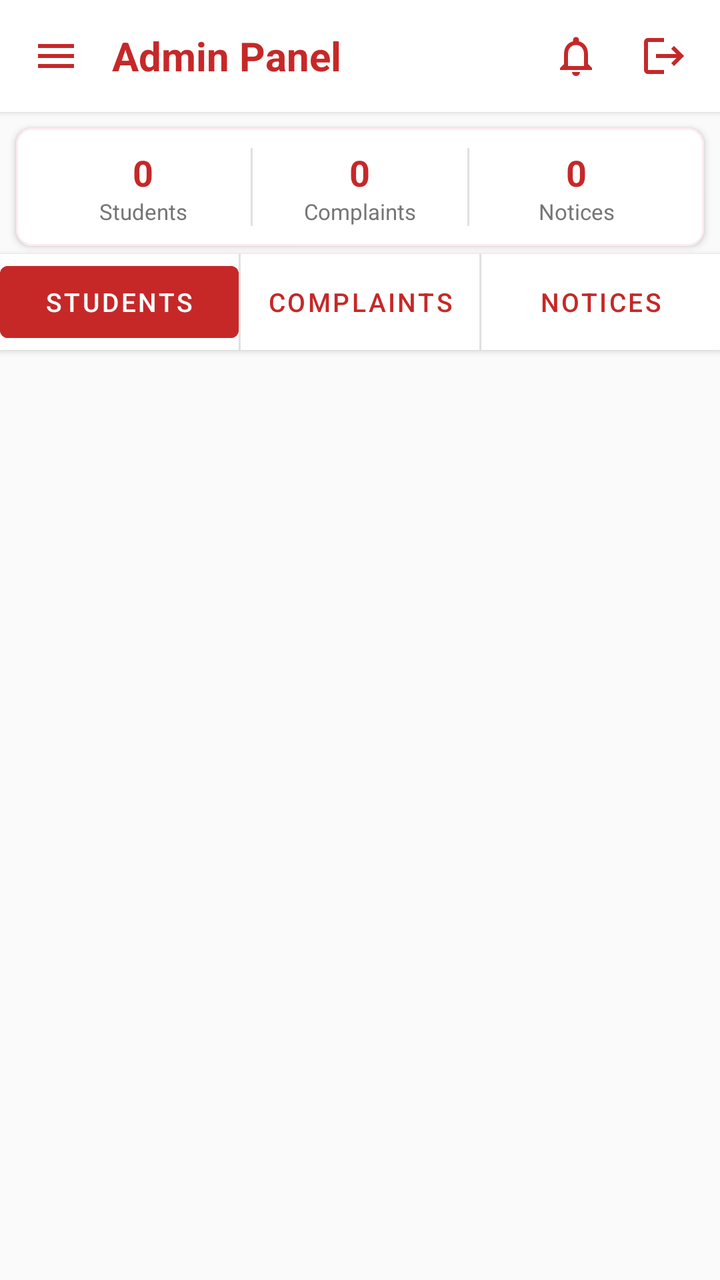
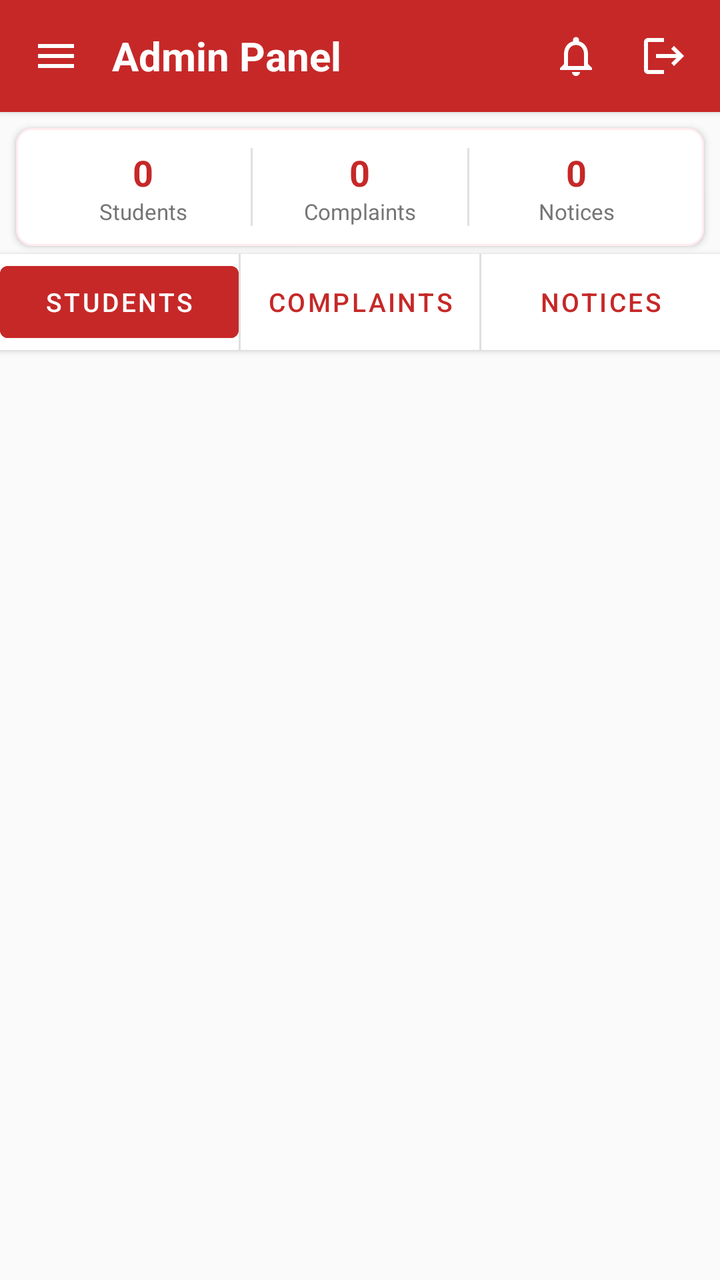

An Android layout rendered at two revisions. The XML below is the earlier revision; the diff shows what the commit changed to produce the second picture.
<!-- AndroidManifest.xml: application theme Theme.SmartHall -->
<!-- res/layout/activity_admin_dashboard.xml -->
<?xml version="1.0" encoding="utf-8"?>
<androidx.drawerlayout.widget.DrawerLayout
    xmlns:android="http://schemas.android.com/apk/res/android"
    xmlns:app="http://schemas.android.com/apk/res-auto"
    android:id="@+id/drawerLayout"
    android:layout_width="match_parent"
    android:layout_height="match_parent"
    android:background="@color/colorBackground">

    <LinearLayout
        android:layout_width="match_parent"
        android:layout_height="match_parent"
        android:orientation="vertical">

        <LinearLayout
            android:layout_width="match_parent"
            android:layout_height="56dp"
            android:background="#FFFFFF"
            android:elevation="2dp"
            android:orientation="horizontal"
            android:gravity="center_vertical"
            android:paddingStart="8dp"
            android:paddingEnd="8dp">

            <ImageButton
                android:id="@+id/btnAdminMenuToggle"
                android:layout_width="40dp"
                android:layout_height="40dp"
                android:background="?attr/selectableItemBackgroundBorderless"
                android:src="@drawable/ic_menu_hamburger"
                android:contentDescription="Menu"
                android:padding="8dp"
                app:tint="?attr/colorPrimary" />

            <TextView
                android:layout_width="0dp"
                android:layout_height="wrap_content"
                android:layout_weight="1"
                android:layout_marginStart="8dp"
                android:text="Admin Panel"
                android:textColor="?attr/colorPrimary"
                android:textSize="20sp"
                android:textStyle="bold" />

            <ImageButton
                android:id="@+id/btnTopBroadcastNotice"
                android:layout_width="40dp"
                android:layout_height="40dp"
                android:background="?attr/selectableItemBackgroundBorderless"
                android:src="@drawable/ic_notifications"
                android:contentDescription="Broadcast Notice"
                android:padding="8dp"
                app:tint="?attr/colorPrimary" />

            <ImageButton
                android:id="@+id/btnAdminTopLogout"
                android:layout_width="40dp"
                android:layout_height="40dp"
                android:layout_marginStart="4dp"
                android:background="?attr/selectableItemBackgroundBorderless"
                android:src="@drawable/ic_logout"
                android:contentDescription="Logout"
                android:padding="8dp"
                app:tint="?attr/colorPrimary" />

        </LinearLayout>

        <com.google.android.material.card.MaterialCardView
            android:layout_width="match_parent"
            android:layout_height="wrap_content"
            android:layout_marginStart="8dp"
            android:layout_marginEnd="8dp"
            android:layout_marginTop="8dp"
            android:layout_marginBottom="4dp"
            app:cardCornerRadius="8dp"
            app:cardElevation="2dp"
            app:strokeWidth="1dp"
            app:strokeColor="?attr/colorPrimaryContainer"
            app:cardBackgroundColor="#FFFFFF">

            <LinearLayout
                android:layout_width="match_parent"
                android:layout_height="wrap_content"
                android:orientation="horizontal"
                android:padding="10dp"
                android:baselineAligned="false">

                <LinearLayout
                    android:layout_width="0dp"
                    android:layout_height="wrap_content"
                    android:layout_weight="1"
                    android:orientation="vertical"
                    android:gravity="center">

                    <TextView
                        android:id="@+id/tvStatTotalStudents"
                        android:layout_width="wrap_content"
                        android:layout_height="wrap_content"
                        android:text="0"
                        android:textSize="18sp"
                        android:textStyle="bold"
                        android:textColor="?attr/colorPrimary" />

                    <TextView
                        android:layout_width="wrap_content"
                        android:layout_height="wrap_content"
                        android:text="Students"
                        android:textSize="11sp"
                        android:textColor="#757575" />

                </LinearLayout>

                <View
                    android:layout_width="1dp"
                    android:layout_height="match_parent"
                    android:background="@color/dividerColor" />

                <LinearLayout
                    android:layout_width="0dp"
                    android:layout_height="wrap_content"
                    android:layout_weight="1"
                    android:orientation="vertical"
                    android:gravity="center">

                    <TextView
                        android:id="@+id/tvStatComplaints"
                        android:layout_width="wrap_content"
                        android:layout_height="wrap_content"
                        android:text="0"
                        android:textSize="18sp"
                        android:textStyle="bold"
                        android:textColor="?attr/colorPrimary" />

                    <TextView
                        android:layout_width="wrap_content"
                        android:layout_height="wrap_content"
                        android:text="Complaints"
                        android:textSize="11sp"
                        android:textColor="#757575" />

                </LinearLayout>

                <View
                    android:layout_width="1dp"
                    android:layout_height="match_parent"
                    android:background="@color/dividerColor" />

                <LinearLayout
                    android:layout_width="0dp"
                    android:layout_height="wrap_content"
                    android:layout_weight="1"
                    android:orientation="vertical"
                    android:gravity="center">

                    <TextView
                        android:id="@+id/tvStatNotices"
                        android:layout_width="wrap_content"
                        android:layout_height="wrap_content"
                        android:text="0"
                        android:textSize="18sp"
                        android:textStyle="bold"
                        android:textColor="?attr/colorPrimary" />

                    <TextView
                        android:layout_width="wrap_content"
                        android:layout_height="wrap_content"
                        android:text="Notices"
                        android:textSize="11sp"
                        android:textColor="#757575" />

                </LinearLayout>

            </LinearLayout>

        </com.google.android.material.card.MaterialCardView>

        <LinearLayout
            android:layout_width="match_parent"
            android:layout_height="wrap_content"
            android:background="@color/white"
            android:elevation="2dp"
            android:orientation="horizontal">

            <Button
                android:id="@+id/btnTabStudents"
                android:layout_width="0dp"
                android:layout_height="48dp"
                android:layout_weight="1"
                android:text="@string/tab_students"
                android:textSize="13sp"
                android:backgroundTint="?attr/colorPrimary"
                android:textColor="@color/white"
                style="?attr/borderlessButtonStyle" />

            <View
                android:layout_width="1dp"
                android:layout_height="match_parent"
                android:background="@color/dividerColor" />

            <Button
                android:id="@+id/btnTabComplaints"
                android:layout_width="0dp"
                android:layout_height="48dp"
                android:layout_weight="1"
                android:text="@string/tab_complaints"
                android:textSize="13sp"
                android:backgroundTint="@color/white"
                android:textColor="?attr/colorPrimary"
                style="?attr/borderlessButtonStyle" />

            <View
                android:layout_width="1dp"
                android:layout_height="match_parent"
                android:background="@color/dividerColor" />

            <Button
                android:id="@+id/btnTabNotices"
                android:layout_width="0dp"
                android:layout_height="48dp"
                android:layout_weight="1"
                android:text="@string/tab_notices"
                android:textSize="13sp"
                android:backgroundTint="@color/white"
                android:textColor="?attr/colorPrimary"
                style="?attr/borderlessButtonStyle" />

        </LinearLayout>

        <FrameLayout
            android:layout_width="match_parent"
            android:layout_height="match_parent">

            <LinearLayout
                android:id="@+id/panelStudents"
                android:layout_width="match_parent"
                android:layout_height="match_parent"
                android:orientation="vertical"
                android:padding="8dp">

                <TextView
                    android:id="@+id/tvEmptyStudents"
                    android:layout_width="match_parent"
                    android:layout_height="wrap_content"
                    android:text="@string/empty_students"
                    android:textSize="14sp"
                    android:textColor="@color/textSecondary"
                    android:gravity="center"
                    android:padding="24dp"
                    android:visibility="gone" />

                <androidx.recyclerview.widget.RecyclerView
                    android:id="@+id/rvStudents"
                    android:layout_width="match_parent"
                    android:layout_height="match_parent"
                    android:clipToPadding="false"
                    android:padding="4dp" />

            </LinearLayout>

            <LinearLayout
                android:id="@+id/panelComplaints"
                android:layout_width="match_parent"
                android:layout_height="match_parent"
                android:orientation="vertical"
                android:padding="8dp"
                android:visibility="gone">

                <TextView
                    android:id="@+id/tvEmptyComplaints"
                    android:layout_width="match_parent"
                    android:layout_height="wrap_content"
                    android:text="@string/empty_complaints"
                    android:textSize="14sp"
                    android:textColor="@color/textSecondary"
                    android:gravity="center"
                    android:padding="24dp"
                    android:visibility="gone" />

                <androidx.recyclerview.widget.RecyclerView
                    android:id="@+id/rvComplaints"
                    android:layout_width="match_parent"
                    android:layout_height="match_parent"
                    android:clipToPadding="false"
                    android:padding="4dp" />

            </LinearLayout>

            <LinearLayout
                android:id="@+id/panelNotices"
                android:layout_width="match_parent"
                android:layout_height="match_parent"
                android:orientation="vertical"
                android:padding="8dp"
                android:visibility="gone">

                <com.google.android.material.card.MaterialCardView
                    android:layout_width="match_parent"
                    android:layout_height="wrap_content"
                    android:layout_marginBottom="12dp"
                    app:cardCornerRadius="8dp"
                    app:cardElevation="2dp"
                    app:strokeColor="?attr/colorPrimary"
                    app:strokeWidth="1dp">

                    <LinearLayout
                        android:layout_width="match_parent"
                        android:layout_height="wrap_content"
                        android:orientation="vertical"
                        android:padding="12dp">

                        <TextView
                            android:layout_width="wrap_content"
                            android:layout_height="wrap_content"
                            android:text="Broadcast Emergency Notice / Alert"
                            android:textSize="14sp"
                            android:textStyle="bold"
                            android:textColor="?attr/colorPrimary"
                            android:layout_marginBottom="8dp" />

                        <com.google.android.material.textfield.TextInputLayout
                            android:layout_width="match_parent"
                            android:layout_height="wrap_content"
                            android:hint="Notice Title"
                            style="@style/Widget.MaterialComponents.TextInputLayout.OutlinedBox"
                            android:layout_marginBottom="8dp">

                            <com.google.android.material.textfield.TextInputEditText
                                android:id="@+id/etNoticeTitle"
                                android:layout_width="match_parent"
                                android:layout_height="wrap_content"
                                android:inputType="text" />

                        </com.google.android.material.textfield.TextInputLayout>

                        <com.google.android.material.textfield.TextInputLayout
                            android:layout_width="match_parent"
                            android:layout_height="wrap_content"
                            android:hint="Notice Content"
                            style="@style/Widget.MaterialComponents.TextInputLayout.OutlinedBox"
                            android:layout_marginBottom="8dp">

                            <com.google.android.material.textfield.TextInputEditText
                                android:id="@+id/etNoticeMessage"
                                android:layout_width="match_parent"
                                android:layout_height="wrap_content"
                                android:inputType="textMultiLine"
                                android:minLines="2" />

                        </com.google.android.material.textfield.TextInputLayout>

                        <com.google.android.material.button.MaterialButton
                            android:id="@+id/btnBroadcastNotice"
                            android:layout_width="match_parent"
                            android:layout_height="44dp"
                            android:text="Broadcast Alert"
                            android:textSize="13sp"
                            android:textStyle="bold"
                            android:backgroundTint="?attr/colorPrimary"
                            android:textColor="@color/white" />

                    </LinearLayout>
                </com.google.android.material.card.MaterialCardView>

                <Button
                    android:id="@+id/btnAddNotice"
                    android:layout_width="match_parent"
                    android:layout_height="40dp"
                    android:text="@string/btn_add_notice"
                    android:backgroundTint="?attr/colorPrimary"
                    android:layout_marginBottom="8dp" />

                <TextView
                    android:id="@+id/tvEmptyNotices"
                    android:layout_width="match_parent"
                    android:layout_height="wrap_content"
                    android:text="@string/empty_notices"
                    android:textSize="14sp"
                    android:textColor="@color/textSecondary"
                    android:gravity="center"
                    android:padding="24dp"
                    android:visibility="gone" />

                <androidx.recyclerview.widget.RecyclerView
                    android:id="@+id/rvNotices"
                    android:layout_width="match_parent"
                    android:layout_height="0dp"
                    android:layout_weight="1"
                    android:clipToPadding="false"
                    android:padding="4dp" />

            </LinearLayout>

        </FrameLayout>

    </LinearLayout>

    <LinearLayout
        android:layout_width="280dp"
        android:layout_height="match_parent"
        android:layout_gravity="start"
        android:background="#FFFFFF"
        android:orientation="vertical">

        <LinearLayout
            android:layout_width="match_parent"
            android:layout_height="wrap_content"
            android:background="?attr/colorPrimary"
            android:orientation="vertical"
            android:padding="20dp">

            <TextView
                android:layout_width="wrap_content"
                android:layout_height="wrap_content"
                android:text="@string/hall_name"
                android:textColor="#FFFFFF"
                android:textSize="17sp"
                android:textStyle="bold" />

            <TextView
                android:layout_width="wrap_content"
                android:layout_height="wrap_content"
                android:layout_marginTop="8dp"
                android:text="Administrator Panel"
                android:textColor="#FFFFFF"
                android:textSize="15sp"
                android:textStyle="bold" />

            <TextView
                android:layout_width="wrap_content"
                android:layout_height="wrap_content"
                android:layout_marginTop="2dp"
                android:text="Hall Administration Account"
                android:textColor="?attr/colorPrimaryContainer"
                android:textSize="13sp" />

        </LinearLayout>

        <ScrollView
            android:layout_width="match_parent"
            android:layout_height="match_parent"
            android:fillViewport="true">

            <LinearLayout
                android:layout_width="match_parent"
                android:layout_height="wrap_content"
                android:orientation="vertical"
                android:padding="8dp">

                <com.google.android.material.button.MaterialButton
                    android:id="@+id/btnNavStudents"
                    style="@style/Widget.MaterialComponents.Button.TextButton"
                    android:layout_width="match_parent"
                    android:layout_height="wrap_content"
                    android:text="Student Roll List"
                    android:textAlignment="textStart"
                    android:textColor="#212121"
                    android:textSize="14sp"
                    android:padding="12dp"
                    app:icon="@drawable/ic_chevron_right"
                    app:iconGravity="textEnd"
                    app:iconTint="?attr/colorPrimary" />

                <com.google.android.material.button.MaterialButton
                    android:id="@+id/btnNavRoomAllocation"
                    style="@style/Widget.MaterialComponents.Button.TextButton"
                    android:layout_width="match_parent"
                    android:layout_height="wrap_content"
                    android:text="Room Allocation Management"
                    android:textAlignment="textStart"
                    android:textColor="#212121"
                    android:textSize="14sp"
                    android:padding="12dp"
                    app:icon="@drawable/ic_chevron_right"
                    app:iconGravity="textEnd"
                    app:iconTint="?attr/colorPrimary" />

                <com.google.android.material.button.MaterialButton
                    android:id="@+id/btnHallClosureManagement"
                    style="@style/Widget.MaterialComponents.Button.TextButton"
                    android:layout_width="match_parent"
                    android:layout_height="wrap_content"
                    android:text="Hall &amp; Meal Closure Management"
                    android:textAlignment="textStart"
                    android:textColor="#212121"
                    android:textSize="14sp"
                    android:padding="12dp"
                    app:icon="@drawable/ic_chevron_right"
                    app:iconGravity="textEnd"
                    app:iconTint="?attr/colorPrimary" />

                <com.google.android.material.button.MaterialButton
                    android:id="@+id/btnNavBroadcastNotice"
                    style="@style/Widget.MaterialComponents.Button.TextButton"
                    android:layout_width="match_parent"
                    android:layout_height="wrap_content"
                    android:text="Broadcast Emergency Notice"
                    android:textAlignment="textStart"
                    android:textColor="#212121"
                    android:textSize="14sp"
                    android:padding="12dp"
                    app:icon="@drawable/ic_chevron_right"
                    app:iconGravity="textEnd"
                    app:iconTint="?attr/colorPrimary" />

                <com.google.android.material.button.MaterialButton
                    android:id="@+id/btnNavComplaints"
                    style="@style/Widget.MaterialComponents.Button.TextButton"
                    android:layout_width="match_parent"
                    android:layout_height="wrap_content"
                    android:text="Complaints Management"
                    android:textAlignment="textStart"
                    android:textColor="#212121"
                    android:textSize="14sp"
                    android:padding="12dp"
                    app:icon="@drawable/ic_chevron_right"
                    app:iconGravity="textEnd"
                    app:iconTint="?attr/colorPrimary" />

                <com.google.android.material.button.MaterialButton
                    android:id="@+id/btnNavStudentMessages"
                    style="@style/Widget.MaterialComponents.Button.TextButton"
                    android:layout_width="match_parent"
                    android:layout_height="wrap_content"
                    android:text="Student Messages"
                    android:textAlignment="textStart"
                    android:textColor="#212121"
                    android:textSize="14sp"
                    android:padding="12dp"
                    app:icon="@drawable/ic_chevron_right"
                    app:iconGravity="textEnd"
                    app:iconTint="?attr/colorPrimary" />

                <com.google.android.material.button.MaterialButton
                    android:id="@+id/btnNavAppTheme"
                    style="@style/Widget.MaterialComponents.Button.TextButton"
                    android:layout_width="match_parent"
                    android:layout_height="wrap_content"
                    android:text="Themes"
                    android:textAlignment="textStart"
                    android:textColor="#212121"
                    android:textSize="14sp"
                    android:padding="12dp"
                    app:icon="@drawable/ic_chevron_right"
                    app:iconGravity="textEnd"
                    app:iconTint="?attr/colorPrimary" />

                <View
                    android:layout_width="match_parent"
                    android:layout_height="1dp"
                    android:background="@color/dividerColor"
                    android:layout_marginTop="8dp"
                    android:layout_marginBottom="8dp" />

                <com.google.android.material.button.MaterialButton
                    android:id="@+id/btnNavAdminLogout"
                    style="@style/Widget.MaterialComponents.Button.TextButton"
                    android:layout_width="match_parent"
                    android:layout_height="wrap_content"
                    android:text="Logout"
                    android:textAlignment="textStart"
                    android:textColor="?attr/colorPrimary"
                    android:textStyle="bold"
                    android:textSize="14sp"
                    android:padding="12dp"
                    app:icon="@drawable/ic_logout"
                    app:iconGravity="textStart"
                    app:iconTint="?attr/colorPrimary" />

            </LinearLayout>
        </ScrollView>

    </LinearLayout>

</androidx.drawerlayout.widget.DrawerLayout>
<!-- resources referenced by this layout -->
<resources>
  <color name="colorBackground">#FAFAFA</color>
  <color name="dividerColor">#E0E0E0</color>
  <color name="textSecondary">#757575</color>
  <color name="white">#FFFFFFFF</color>
  <!-- drawable ic_chevron_right (drawable) -->
  <vector xmlns:android="http://schemas.android.com/apk/res/android"
      android:width="24dp"
      android:height="24dp"
      android:viewportWidth="24"
      android:viewportHeight="24">
      <path
          android:fillColor="?attr/colorPrimary"
          android:pathData="M10,6L8.59,7.41 13.17,12l-4.58,4.59L10,18l6,-6z" />
  </vector>
  <!-- drawable ic_logout (drawable) -->
  <?xml version="1.0" encoding="utf-8"?>
  <vector xmlns:android="http://schemas.android.com/apk/res/android"
      android:width="24dp"
      android:height="24dp"
      android:viewportWidth="24"
      android:viewportHeight="24">
      <path
          android:fillColor="?attr/colorPrimary"
          android:pathData="M17,7l-1.41,1.41L18.17,11H8v2h10.17l-2.58,2.58L17,17l5,-5zM4,5h8V3H4C2.9,3 2,3.9 2,5v14c0,1.1 0.9,2 2,2h8v-2H4V5z" />
  </vector>
  <!-- drawable ic_menu_hamburger (drawable) -->
  <?xml version="1.0" encoding="utf-8"?>
  <vector xmlns:android="http://schemas.android.com/apk/res/android"
      android:width="24dp"
      android:height="24dp"
      android:viewportWidth="24"
      android:viewportHeight="24">
      <path
          android:fillColor="?attr/colorPrimary"
          android:pathData="M3,6h18v2H3V6z M3,11h18v2H3V11z M3,16h18v2H3V16z" />
  </vector>
  <!-- drawable ic_notifications (drawable) -->
  <?xml version="1.0" encoding="utf-8"?>
  <vector xmlns:android="http://schemas.android.com/apk/res/android"
      android:width="24dp"
      android:height="24dp"
      android:viewportWidth="24"
      android:viewportHeight="24">
      <path
          android:fillColor="#FFFFFFFF"
          android:pathData="M12,22c1.1,0 2,-0.9 2,-2h-4c0,1.1 0.9,2 2,2zm6,-6v-5c0,-3.07 -1.63,-5.64 -4.5,-6.32V4c0,-0.83 -0.67,-1.5 -1.5,-1.5s-1.5,0.67 -1.5,1.5v0.68C7.64,5.36 6,7.92 6,11v5l-2,2v1h16v-1l-2,-2zm-2,1H8v-6c0,-2.48 1.51,-4.5 4,-4.5s4,2.02 4,4.5v6z" />
  </vector>
  <string name="btn_add_notice">+ Add Notice</string>
  <string name="empty_complaints">No complaints found.</string>
  <string name="empty_notices">No notices posted yet.</string>
  <string name="empty_students">No students found.</string>
  <string name="hall_name">Amar Ekushey Hall</string>
  <string name="tab_complaints">Complaints</string>
  <string name="tab_notices">Notices</string>
  <string name="tab_students">Students</string>
  <style name="Theme.SmartHall" parent="Theme.SmartHall.Crimson" />
  <style name="Theme.SmartHall.Crimson" parent="Theme.MaterialComponents.Light.NoActionBar">
          <item name="colorPrimary">@color/theme_crimson_primary</item>
          <item name="colorPrimaryVariant">#B71C1C</item>
          <item name="colorOnPrimary">@color/theme_crimson_on_primary</item>
          <item name="colorPrimaryContainer">@color/theme_crimson_primary_container</item>
          <item name="android:colorBackground">@color/theme_crimson_background</item>
          <item name="colorSurface">@color/theme_crimson_surface</item>
          <item name="colorOnSurface">@color/theme_crimson_on_surface</item>
          <item name="colorSecondary">@color/theme_crimson_secondary</item>
          <item name="colorSecondaryVariant">#263238</item>
          <item name="colorOnSecondary">#FFFFFF</item>
          <item name="colorAccent">@color/theme_crimson_primary</item>
          <item name="android:statusBarColor" tools:targetApi="l">#B71C1C</item>
          <item name="android:windowLightStatusBar" tools:targetApi="m">false</item>
      </style>
  <color name="theme_crimson_primary">#C62828</color>
  <color name="theme_crimson_on_primary">#FFFFFF</color>
  <color name="theme_crimson_primary_container">#FFEBEE</color>
  <color name="theme_crimson_background">#FAFAFA</color>
  <color name="theme_crimson_surface">#FFFFFF</color>
  <color name="theme_crimson_on_surface">#212121</color>
  <color name="theme_crimson_secondary">#37474F</color>
</resources>

<!-- the commit's change to res/layout/activity_admin_dashboard.xml (unified diff, before → after) -->
@@ -15,7 +15,7 @@
         <LinearLayout
             android:layout_width="match_parent"
             android:layout_height="56dp"
-            android:background="#FFFFFF"
+            android:background="?attr/colorPrimary"
             android:elevation="2dp"
             android:orientation="horizontal"
             android:gravity="center_vertical"
@@ -30,7 +30,7 @@
                 android:src="@drawable/ic_menu_hamburger"
                 android:contentDescription="Menu"
                 android:padding="8dp"
-                app:tint="?attr/colorPrimary" />
+                app:tint="#FFFFFF" />
 
             <TextView
                 android:layout_width="0dp"
@@ -38,9 +38,18 @@
                 android:layout_weight="1"
                 android:layout_marginStart="8dp"
                 android:text="Admin Panel"
-                android:textColor="?attr/colorPrimary"
+                android:textColor="#FFFFFF"
                 android:textSize="20sp"
                 android:textStyle="bold" />
+
+            <androidx.appcompat.widget.Toolbar
+                android:id="@+id/toolbar"
+                android:layout_width="wrap_content"
+                android:layout_height="match_parent"
+                android:background="@android:color/transparent"
+                android:theme="@style/ThemeOverlay.MaterialComponents.Dark.ActionBar"
+                app:contentInsetStart="0dp"
+                app:contentInsetEnd="0dp" />
 
             <ImageButton
                 android:id="@+id/btnTopBroadcastNotice"
@@ -50,7 +59,7 @@
                 android:src="@drawable/ic_notifications"
                 android:contentDescription="Broadcast Notice"
                 android:padding="8dp"
-                app:tint="?attr/colorPrimary" />
+                app:tint="#FFFFFF" />
 
             <ImageButton
                 android:id="@+id/btnAdminTopLogout"
@@ -61,7 +70,7 @@
                 android:src="@drawable/ic_logout"
                 android:contentDescription="Logout"
                 android:padding="8dp"
-                app:tint="?attr/colorPrimary" />
+                app:tint="#FFFFFF" />
 
         </LinearLayout>
 
